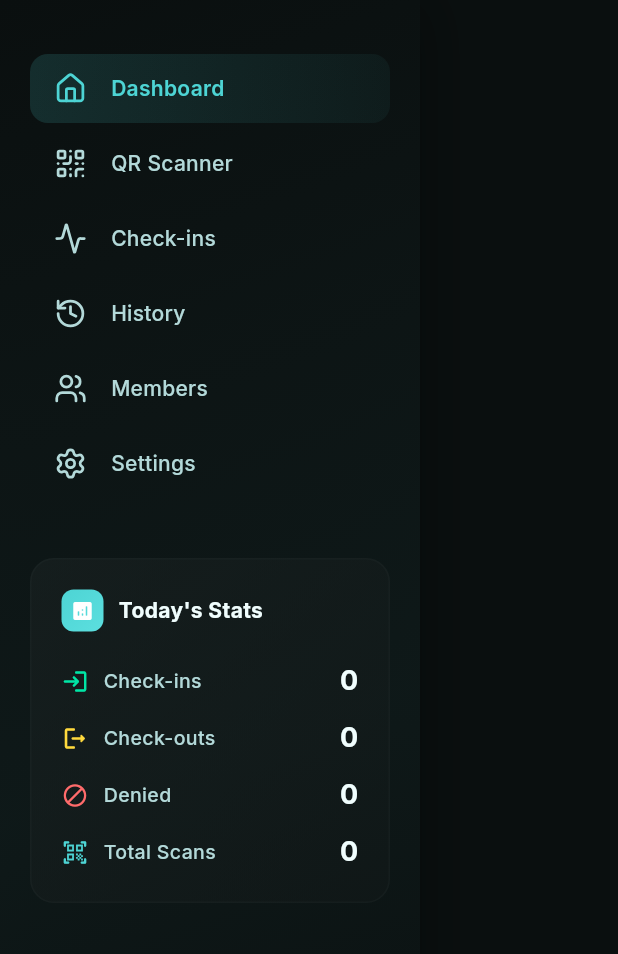
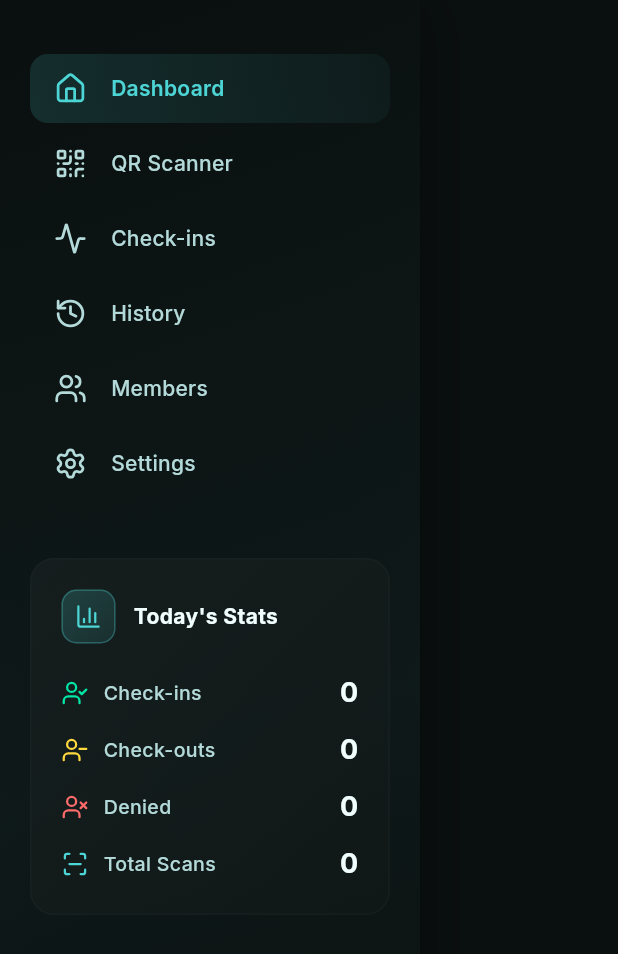
Before and after one commit to aristache-labs/mitugym_scanner_flutter, a Flutter app: the ModernSidebarWidget widget shown alone on an empty page, opened directly with empty values, on a phone screen of 412 x 824 dp. Shown: the top 954 px of the screen. Run offline on Flutter 3.47's test engine with Material 3 defaults, Android fonts, the phone set to English and light mode, and no system bars; our stand-ins replace audioplayers, badges, cached_network_image, camera, connectivity_plus, dio and 9 more; missing offline and left inert: window_manager, zxing2; accounts and stored records are empty; network calls fail.

Commit message:
feat: Enhance main layout and sidebar UI with logo and updated icons - Replaced leading widget in main layout with a logo and improved title styling. Updated sidebar widget to use Lucide icons for better visual consistency and modernized the design elements.

```diff
--- a/lib/widgets/modern_sidebar_widget.dart
+++ b/lib/widgets/modern_sidebar_widget.dart
@@ -253,18 +253,29 @@ class _ModernSidebarWidgetState extends ConsumerState<ModernSidebarWidget>
           Row(
             children: [
               Container(
-                padding: const EdgeInsets.all(6),
+                padding: const EdgeInsets.all(8),
                 decoration: BoxDecoration(
-                  gradient: AppColors.primaryGradient,
-                  borderRadius: BorderRadius.circular(8),
+                  gradient: LinearGradient(
+                    begin: Alignment.topLeft,
+                    end: Alignment.bottomRight,
+                    colors: [
+                      AppColors.primary.withValues(alpha: 0.2),
+                      AppColors.primary.withValues(alpha: 0.1),
+                    ],
+                  ),
+                  borderRadius: BorderRadius.circular(10),
+                  border: Border.all(
+                    color: AppColors.primary.withValues(alpha: 0.3),
+                    width: 1,
+                  ),
                 ),
-                child: const Icon(
-                  Icons.analytics_rounded,
-                  color: Colors.white,
-                  size: 16,
+                child: Icon(
+                  LucideIcons.barChart3,
+                  color: AppColors.primary,
+                  size: 18,
                 ),
               ),
-              const SizedBox(width: 10),
+              const SizedBox(width: 12),
               Text(
                 'Today\'s Stats',
                 style: GoogleFonts.inter(
@@ -278,28 +289,28 @@ class _ModernSidebarWidgetState extends ConsumerState<ModernSidebarWidget>
           const SizedBox(height: 20),
 
           _buildCompactStatRow(
-            icon: Icons.login_rounded,
+            icon: LucideIcons.userCheck,
             label: 'Check-ins',
             value: '$todayCheckIns',
             color: AppColors.success,
           ),
           const SizedBox(height: 12),
           _buildCompactStatRow(
-            icon: Icons.logout_rounded,
+            icon: LucideIcons.userMinus,
             label: 'Check-outs',
             value: '$todayCheckOuts',
             color: AppColors.warning,
           ),
           const SizedBox(height: 12),
           _buildCompactStatRow(
-            icon: Icons.block_rounded,
+            icon: LucideIcons.userX,
             label: 'Denied',
             value: '$todayDenied',
             color: AppColors.error,
           ),
           const SizedBox(height: 12),
           _buildCompactStatRow(
-            icon: Icons.qr_code_scanner_rounded,
+            icon: LucideIcons.scanLine,
             label: 'Total Scans',
             value: '$totalScans',
             color: AppColors.primary,
```
Also changed, not shown: lib/screens/main_layout_screen.dart (+33 -22 lines).
